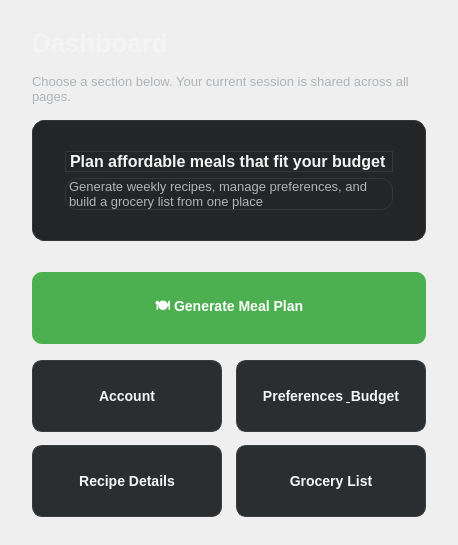
The window that gui/pages/DashboardPage.ui (MichaelAmiot/BudgetBites_CEN3031_SoftwareEngineeringTermProject) describes before a commit, drawn with Qt 5.
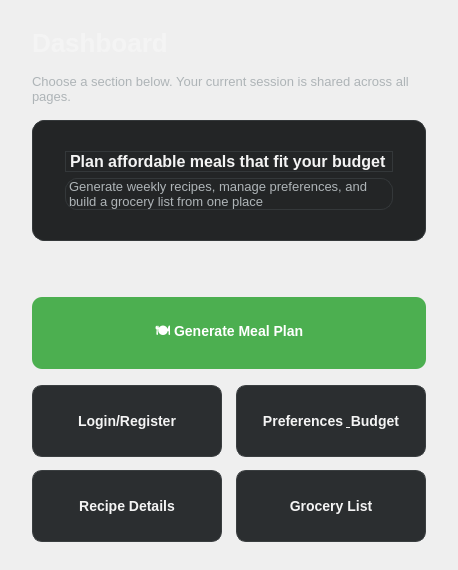
The same window after the commit.

Commit message: Changed Account to Login/Register

What changed in the file:
```diff
--- a/gui/pages/DashboardPage.ui
+++ b/gui/pages/DashboardPage.ui
@@ -2,6 +2,14 @@
 <ui version="4.0">
  <class>DashboardPage</class>
  <widget class="QWidget" name="DashboardPage">
+  <property name="geometry">
+   <rect>
+    <x>0</x>
+    <y>0</y>
+    <width>444</width>
+    <height>570</height>
+   </rect>
+  </property>
   <layout class="QVBoxLayout" name="dashboardPageLayout">
    <property name="spacing">
     <number>16</number>
@@ -217,7 +225,7 @@
 }</string>
        </property>
        <property name="text">
-        <string>Account</string>
+        <string>Login/Register</string>
        </property>
       </widget>
      </item>
```
Left out of the diff: 6 changed lines with no effect on the pictures.
